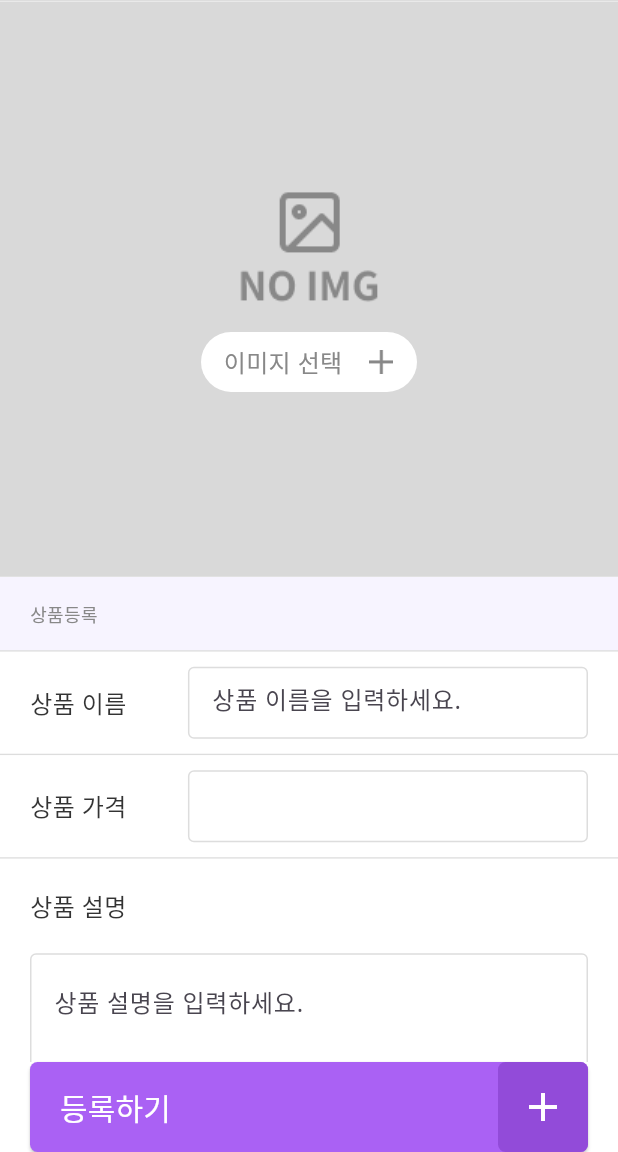
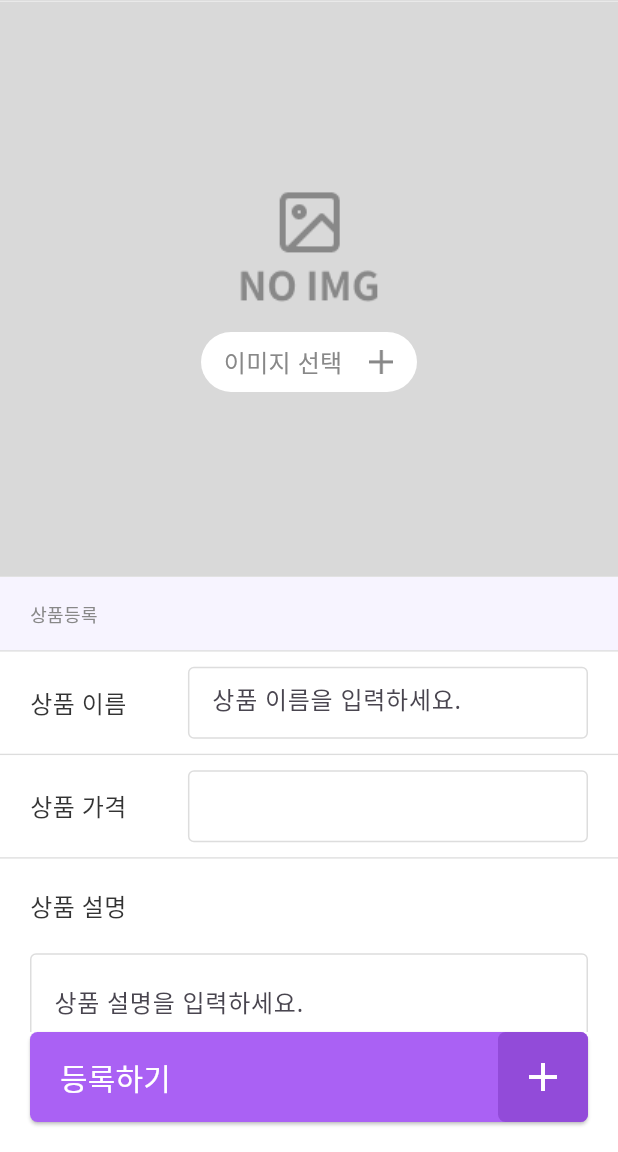
Before and after one commit to 1joGoodNight/flutter_dear_pet, a Flutter app: the GoodsAddPage screen opened directly, on a phone screen of 412 x 824 dp, the part 84-1236 px from its top. Run offline on Flutter 3.47's test engine with Material 3 defaults, Android fonts, the phone set to English and light mode, and no system bars; our stand-ins replace image_picker, sqflite; accounts and stored records are empty; project files that could hold a hidden picture were left out.

Commit message:
fix: 하단 버튼 패딩값 수정

```diff
--- a/lib/addpage/widget/add_btn.dart
+++ b/lib/addpage/widget/add_btn.dart
@@ -12,7 +12,7 @@ SafeArea addBtn(
     File? image) {
   return SafeArea(
     child: Padding(
-      padding: const EdgeInsets.symmetric(horizontal: 20),
+      padding: const EdgeInsets.fromLTRB(20, 0, 20, 20),
       child: ElevatedButton(
         onPressed: () {
           // 예외처리
--- a/lib/cartpage/widget/buy_btn.dart
+++ b/lib/cartpage/widget/buy_btn.dart
@@ -3,7 +3,7 @@ import 'package:flutter/material.dart';
 SafeArea buyBtn(BuildContext context) {
   return SafeArea(
     child: Padding(
-      padding: const EdgeInsets.symmetric(horizontal: 20),
+      padding: const EdgeInsets.fromLTRB(20, 0, 20, 20),
       child: ElevatedButton(
         onPressed: () {
           //버튼 클릭 이벤트
--- a/lib/detailpage/detail_page.dart
+++ b/lib/detailpage/detail_page.dart
@@ -88,7 +88,7 @@ class DetailPage extends StatelessWidget {
           detail_description(),
         ],
       ),
-      bottomNavigationBar: CartInBtn(price: product.price, name: product.name, imgpagh: product.imgpath,),
+      bottomNavigationBar: CartInBtn(price: product.price, name: product.name, imgpath: product.imgpath,),
     );
   }
 }
--- a/lib/detailpage/widget/cartin_btn.dart
+++ b/lib/detailpage/widget/cartin_btn.dart
@@ -154,7 +154,7 @@ class _CartInBtnState extends State<CartInBtn> {
   Widget build(BuildContext context) {
     return SafeArea(
       child: Padding(
-        padding: const EdgeInsets.symmetric(horizontal: 20),
+        padding: const EdgeInsets.fromLTRB(20, 0, 20, 20),
         child: Container(
           height: 60,
           decoration: BoxDecoration(
```
